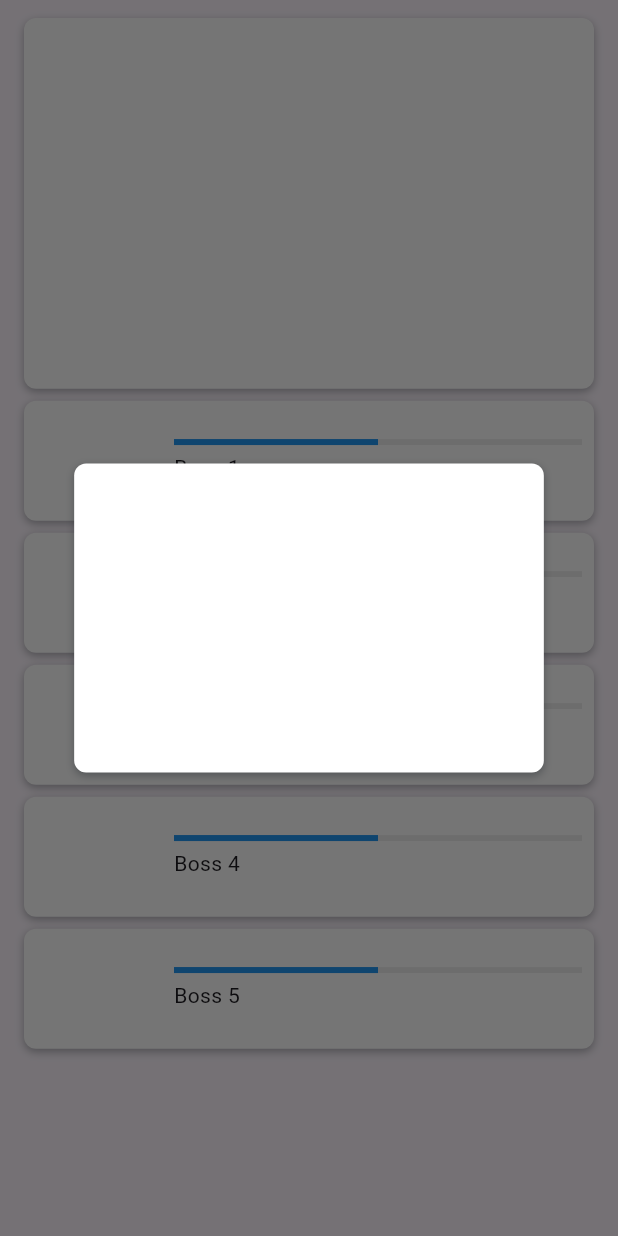
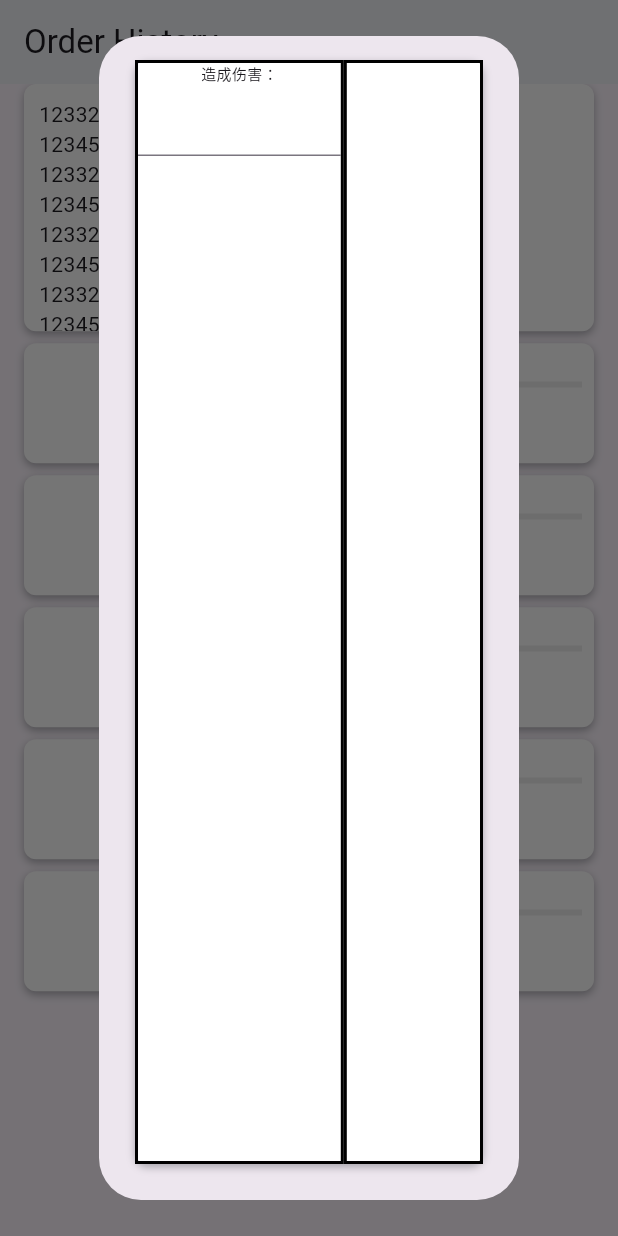
Before and after one commit to NaitoSama/pcrcli, a Flutter app: the bossPage screen opened directly, after a tap on "Boss 1", on a phone screen of 412 x 824 dp. Run offline on Flutter 3.47's test engine with Material 3 defaults, Android fonts, the light colour scheme and no system bars; our stand-ins replace shared_preferences; accounts and stored records are empty.

Commit message:
in development...

```diff
--- a/lib/boss.dart
+++ b/lib/boss.dart
@@ -8,43 +8,25 @@ class bossPage extends StatefulWidget {
 }
 
 class _bossPageState extends State<bossPage> {
+  final TextEditingController _damage = TextEditingController();
+  final TextEditingController _revise = TextEditingController();
 
-  Future<void> bossCMD(int bossID){
-    return showDialog(
-        context: context,
-        builder: (context) {
-          return Center(
-                  child: Container(
-                    width: MediaQuery.sizeOf(context).width * 0.76,
-                    height: MediaQuery.sizeOf(context).height * 0.25,
-                    decoration: BoxDecoration(
-                      color: Colors.white,
-                      boxShadow: const [
-                        BoxShadow(
-                          blurRadius: 4,
-                          color: Color(0x520E151B),
-                          offset: Offset(0, 2),
-                        )
-                      ],
-                      borderRadius: BorderRadius.circular(8),
-                    ),
-                    child: ListView(
-                      padding: EdgeInsets.zero,
-                      scrollDirection: Axis.vertical,
-                      children: [],
-                    ),
-                  ),
-                );
-        }
-    );
-  }
+
 
   @override
   Widget build(BuildContext context) {
     return Scaffold(
-      // appBar: AppBar(
-      //   title: Text('主页面'),
-      // ),
+      appBar: AppBar(
+        backgroundColor: Color(0xFFF1F4F8),
+        automaticallyImplyLeading: false,
+        title: Text(
+          'Order History',
+        ),
+        actions: [],
+        centerTitle: false,
+        elevation: 0,
+      ),
+
       body: Column(
         crossAxisAlignment: CrossAxisAlignment.stretch,
         children: [
@@ -58,18 +40,10 @@ class _bossPageState extends State<bossPage> {
           //   ),
           // ),
           Padding(
-            padding: EdgeInsetsDirectional.fromSTEB(0, 12, 0, 0),
-            child: ListView(
-              padding: EdgeInsets.zero,
-              primary: false,
-              shrinkWrap: true,
-              scrollDirection: Axis.vertical,
-              children: [
-                Padding(
             padding: EdgeInsetsDirectional.fromSTEB(16, 0, 16, 8),
             child: Container(
               width: MediaQuery.sizeOf(context).width * 0.8,
-                    height: MediaQuery.sizeOf(context).height * 0.3,
+              height: MediaQuery.sizeOf(context).height * 0.2,
               decoration: BoxDecoration(
                 color: Colors.white,
                 boxShadow: [
@@ -82,34 +56,49 @@ class _bossPageState extends State<bossPage> {
                 borderRadius: BorderRadius.circular(8),
               ),
               child: ListView(
-                      padding: EdgeInsets.zero,
+                padding: EdgeInsetsDirectional.fromSTEB(10, 10, 10, 10),
                 scrollDirection: Axis.vertical,
-                      children: [],
+                children: [
+                  Text('123321'),
+                  Text('1234567'),
+                  Text('123321'),
+                  Text('1234567'),
+                  Text('123321'),
+                  Text('1234567'),
+                  Text('123321'),
+                  Text('1234567'),
+                  Text('123321'),
+                  Text('1234567'),
+                  Text('123321'),
+                  Text('1234567'),
+                ],
               ),
-                  ),
-                ),
-              ],
             ),
           ),
           // Boss 状态格子
           GestureDetector(
-              onTap: () => bossCMD(1),
+              onTap: () => showDialog(
+          context: context,
+          builder: (BuildContext context) {
+          return bossCMD(bossID: 1,);
+          },
+          ),
               child: bossCard(bossName: 'Boss 1',bossImg: 'images/1.webp',)
           ),
           GestureDetector(
-              onTap: () => bossCMD(2),
+              onTap: () => bossCMD(bossID: 2,),
               child: bossCard(bossName: 'Boss 2',bossImg: 'images/2.webp',)
           ),
           GestureDetector(
-              onTap: () => bossCMD(3),
+              onTap: () => bossCMD(bossID: 3,),
               child: bossCard(bossName: 'Boss 3',bossImg: 'images/3.webp',)
           ),
           GestureDetector(
-              onTap: () => bossCMD(4),
+              onTap: () => bossCMD(bossID: 4,),
               child: bossCard(bossName: 'Boss 4',bossImg: 'images/4.webp',)
           ),
           GestureDetector(
-              onTap: () => bossCMD(5),
+              onTap: () => bossCMD(bossID: 5,),
               child: bossCard(bossName: 'Boss 5',bossImg: 'images/5.webp',)
           ),
         ],
@@ -226,3 +215,76 @@ class _bossCardState extends State<bossCard> {
 
   }
 }
+
+class bossCMD extends StatefulWidget {
+  final int bossID;
+  const bossCMD({super.key, required this.bossID});
+
+  @override
+  State<bossCMD> createState() => _bossCMDState();
+}
+
+class _bossCMDState extends State<bossCMD> {
+  late int bossID;
+  final TextEditingController _damage = TextEditingController();
+  final TextEditingController _revise = TextEditingController();
+  @override
+  void initState() {
+    super.initState();
+    bossID = widget.bossID;
+  }
+  @override
+  Widget build(BuildContext context) {
+    return AlertDialog(
+          content: Center(
+            child: Container(
+              decoration: BoxDecoration(
+                color: Colors.white,
+                boxShadow: const [
+                  BoxShadow(
+                    blurRadius: 4,
+                    color: Color(0x520E151B),
+                    offset: Offset(0, 2),
+                  )
+                ],
+                borderRadius: BorderRadius.circular(8),
+              ),
+              child: Row(
+                children: [
+                  Expanded(
+                    flex: 3,
+                    child: Container(
+                      decoration: BoxDecoration(
+                        border: Border.all(
+                          color: Colors.black,
+                          width: 2.0,
+                        ),
+                      ),
+                      child: Column(
+                        children: [
+                          Text('造成伤害：',style: TextStyle(fontSize: 10),),
+                          TextFormField(
+                            controller: _damage,
+                          )
+                        ],
+                      ),
+                    ),
+                  ),Expanded(
+                    flex: 2,
+                    child: Container(
+                      decoration: BoxDecoration(
+                        border: Border.all(
+                          color: Colors.black,
+                          width: 2.0,
+                        ),
+                      ),
+                    ),
+                  ),
+                ],
+              ),
+            ),
+          )
+
+    );
+  }
+}
```
Lines whose indentation alone changed are shown as unchanged.
